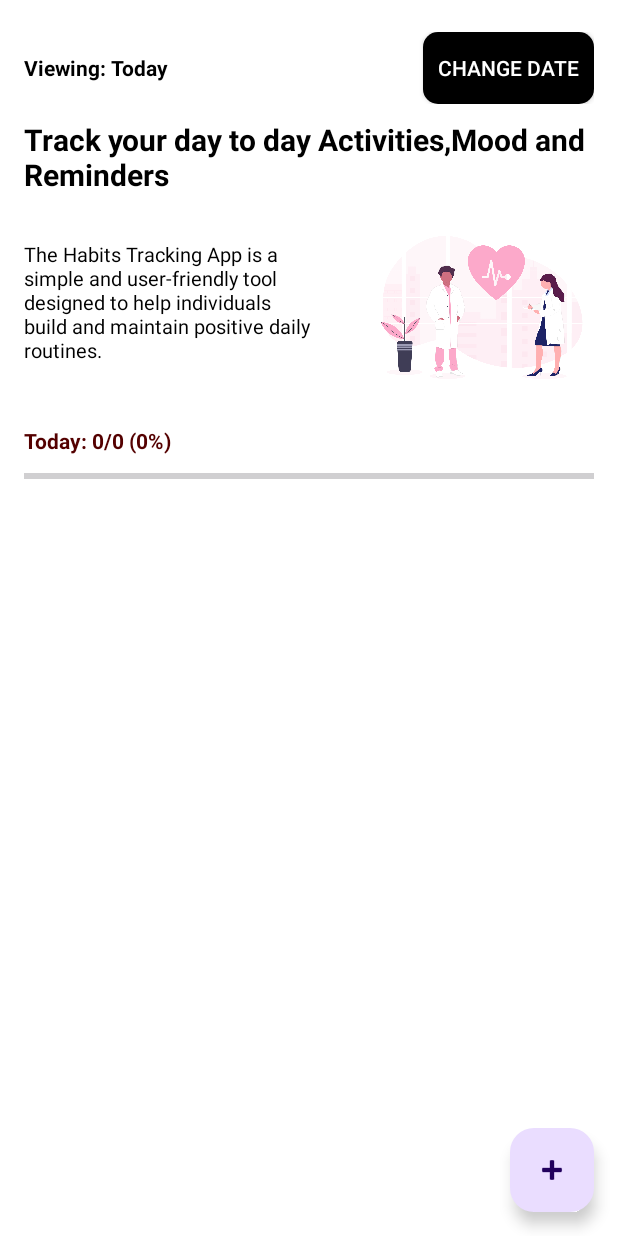
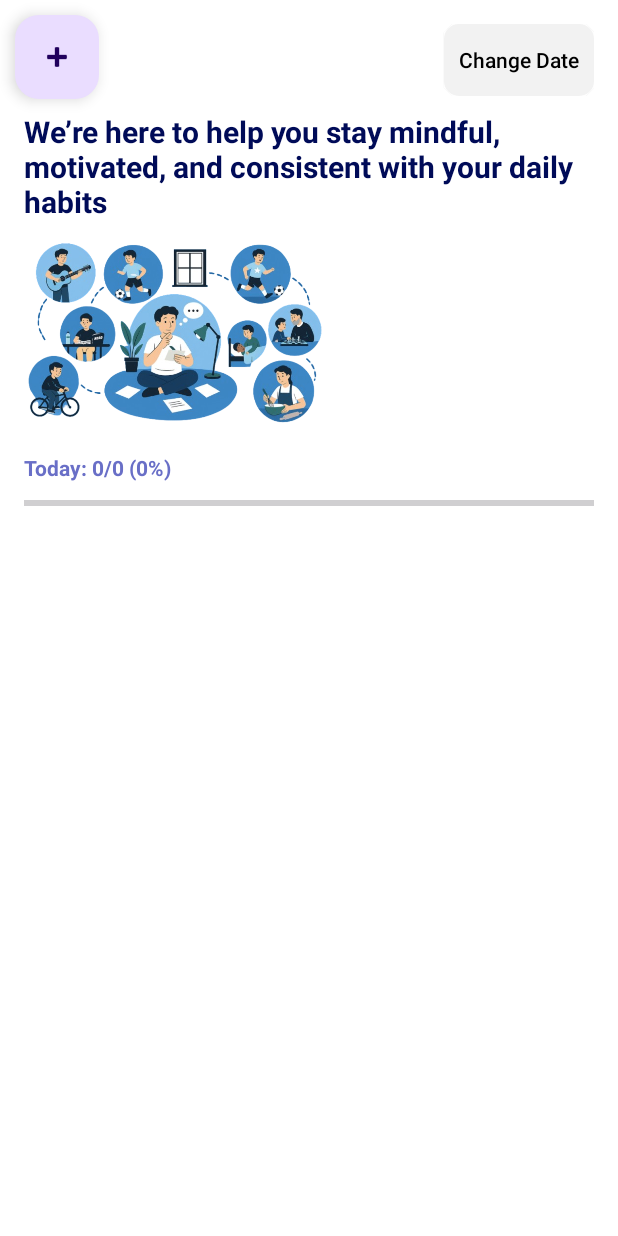
Before and after one commit to theshanGeeth123/WellnessFlow-Android-App, an Android app: the layout fragment_habit_list.xml on its own in the app's theme, with its tools: preview values and no code run, on a phone screen of 412 x 824 dp. Run offline under Robolectric (Android 15) with nearby library versions, the phone set to English and light mode, and no system bars.

Commit message:
Fixed the UI

```diff
--- a/android-test/app/src/main/res/drawable/activitybtn.xml
+++ b/android-test/app/src/main/res/drawable/datebtn.xml
@@ -4,7 +4,7 @@
     <item>
         <shape android:shape="rectangle">
             <corners android:radius="10dp"></corners>
-            <solid android:color="#4A90E2"></solid>
+            <solid android:color="#F2F2F2"></solid>
         </shape>
     </item>
 
--- a/android-test/app/src/main/res/drawable/btn1.xml
+++ b/android-test/app/src/main/res/drawable/habitrow.xml
@@ -4,7 +4,7 @@
     <item>
         <shape android:shape="rectangle">
             <corners android:radius="10dp"></corners>
-            <solid android:color="#0074C7"></solid>
+            <solid android:color="#EDF0FC"></solid>
         </shape>
     </item>
 
--- a/android-test/app/src/main/res/drawable/moodbtn.xml
+++ b/android-test/app/src/main/res/drawable/moodbtn.xml
@@ -4,7 +4,7 @@
     <item>
         <shape android:shape="rectangle">
             <corners android:radius="10dp"></corners>
-            <solid android:color="#50C878"></solid>
+            <solid android:color="#636CCB"></solid>
         </shape>
     </item>
 
--- a/android-test/app/src/main/res/drawable/reminderbtn.xml
+++ b/android-test/app/src/main/res/drawable/moodrow.xml
@@ -4,7 +4,7 @@
     <item>
         <shape android:shape="rectangle">
             <corners android:radius="10dp"></corners>
-            <solid android:color="#F5A623"></solid>
+            <solid android:color="#FCEBFF"></solid>
         </shape>
     </item>
 
--- a/android-test/app/src/main/res/layout/fragment_habit_list.xml
+++ b/android-test/app/src/main/res/layout/fragment_habit_list.xml
@@ -21,7 +21,7 @@
             android:layout_width="match_parent"
             android:layout_height="wrap_content"
             android:gravity="center_vertical"
-            android:layout_marginTop="5dp"
+
             >
 
             <TextView
@@ -29,19 +29,20 @@
                 android:layout_width="0dp"
                 android:layout_height="wrap_content"
                 android:layout_weight="1"
-                android:text="Viewing: Today"
+                android:text=""
                 android:textColor="@color/black"
                 android:textStyle="bold"/>
 
             <androidx.appcompat.widget.AppCompatButton
                 android:id="@+id/btnChangeDate"
                 android:layout_width="wrap_content"
-                android:textColor="@color/white"
+                android:textColor="@color/black"
                 android:paddingLeft="10dp"
                 android:paddingRight="10dp"
+                android:textAllCaps="false"
                 android:layout_height="wrap_content"
-                android:background="@drawable/button2"
-                android:text="@string/change_date"/>
+                android:background="@drawable/datebtn"
+                android:text="@string/date"/>
         </LinearLayout>
 
 
@@ -52,52 +53,21 @@
             android:layout_marginTop="10dp"
             android:textSize="20sp"
             android:textStyle="bold"
-            android:textColor="@color/black"
-            android:text="Track your day to day Activities,Mood and Reminders" />
+            android:textColor="@color/blue_dark"
+            android:text="@string/habits_msg"/>
 
-
-
-
-
-
-        <LinearLayout
-            android:layout_width="wrap_content"
-            android:layout_height="wrap_content"
-            android:orientation="horizontal"
-            android:layout_marginTop="0dp">
-
-            <TextView
-                android:layout_width="wrap_content"
-                android:layout_height="wrap_content"
-                android:paddingTop="30dp"
-                android:paddingRight="0dp"
-                android:maxWidth="200dp"
-                android:textColor="@color/black"
-                android:textSize="13sp"
-                android:text="The Habits Tracking App is a simple and user-friendly tool designed to help individuals build and maintain positive daily routines."
-                />
-
-            <View
-                android:layout_width="0dp"
-                android:layout_height="0dp"
-                android:layout_weight="1" />
-
-            <ImageView
-                android:id="@+id/imageView21"
-                android:layout_width="150dp"
-                android:layout_height="150dp"
-
-                android:layout_marginRight="0dp"
-                android:tag="reveal"
-                app:srcCompat="@drawable/img1" />
-        </LinearLayout>
+        <ImageView
+            android:id="@+id/imageView"
+            android:layout_width="200dp"
+            android:layout_height="150dp"
+            app:srcCompat="@drawable/hobiiesimg2" />
 
         <TextView
             android:id="@+id/tvProgress"
             android:layout_width="wrap_content"
             android:layout_height="wrap_content"
             android:text="Today: 0/0 (0%)"
-            android:textColor="@color/orange_dark1"
+            android:textColor="@color/blue_light2"
             android:textStyle="bold"
             android:layout_marginTop="4dp"/>
 
@@ -107,7 +77,7 @@
             android:layout_width="match_parent"
             android:layout_height="wrap_content"
             android:max="100"
-            android:progressTint="@color/black"
+            android:progressTint="@color/blue_light2"
             android:progress="0"
             android:layout_marginTop="6dp"/>
 
@@ -117,6 +87,7 @@
             android:layout_width="match_parent"
             android:layout_height="0dp"
             android:layout_weight="1"
+
             android:paddingTop="12dp"/>
     </LinearLayout>
 
@@ -127,8 +98,8 @@
         android:layout_height="wrap_content"
         android:contentDescription="Add habit"
         app:srcCompat="@android:drawable/ic_input_add"
-        android:layout_margin="16dp"
+        android:layout_margin="10dp"
         app:layout_anchor="@id/content"
-        app:layout_anchorGravity="bottom|end" />
+        app:layout_anchorGravity="top|start" />
 
 </androidx.coordinatorlayout.widget.CoordinatorLayout>
--- a/android-test/app/src/main/res/values/colors.xml
+++ b/android-test/app/src/main/res/values/colors.xml
@@ -26,6 +26,12 @@
     <color name="sub_title">#555555</color>      <!-- softer subtitle -->
     <color name="black_12">#1F000000</color>     <!-- ripple (12% black) -->
 
+    <color name="blue_dark">#000B58</color>
+
+    <color name="blue_light1">#A7AAE1</color>
+    <color name="blue_light2">#696FC7</color>
+
+    <color name="moods_bg">#FCEBFF</color>
 
 
 </resources>
--- a/android-test/app/src/main/res/values/strings.xml
+++ b/android-test/app/src/main/res/values/strings.xml
@@ -9,7 +9,7 @@
 
     <string name="progress_format">Today: %1$d/%2$d (%3$d%%)</string>
     <string name="viewing_date">Viewing: %1$s</string>
-    <string name="change_date">Change Date</string>
+    <string name="date">Change Date</string>
 
     <string name="add_mood">Add Mood</string>
     <string name="delete">Delete</string>
@@ -32,4 +32,9 @@
 
     <string name="btn1">Get Started</string>
 
+
+    <string name="habits_msg">We’re here to help you stay mindful, motivated, and consistent with your daily habits</string>
+
+    <string name="moods_msg">Here, every feeling matters. Track your moods, reflect on your day, and discover patterns that help you grow happier and healthier—one entry at a time.</string>
+
 </resources>
```
Also changed, not shown: android-test/app/src/main/java/com/example/assignment3/MainActivity2.kt (+6 -6 lines), android-test/app/src/main/res/layout/activity_main2.xml (+6 -5 lines), android-test/app/src/main/res/layout/dialog_mood_add.xml (+9 -19 lines), android-test/app/src/main/res/layout/fragment_mood_list.xml (+30 -5 lines), android-test/app/src/main/res/layout/item_habit_row.xml (+8 -2 lines), android-test/app/src/main/res/layout/item_mood_entry.xml (+6 -2 lines), android-test/app/src/main/res/drawable/hobbiesimg.png (added), android-test/app/src/main/res/drawable/hobiiesimg2.png (added), android-test/app/src/main/res/drawable/moodsimg.png (added), android-test/app/src/main/res/values/styles.xml (line endings or trailing spaces).
